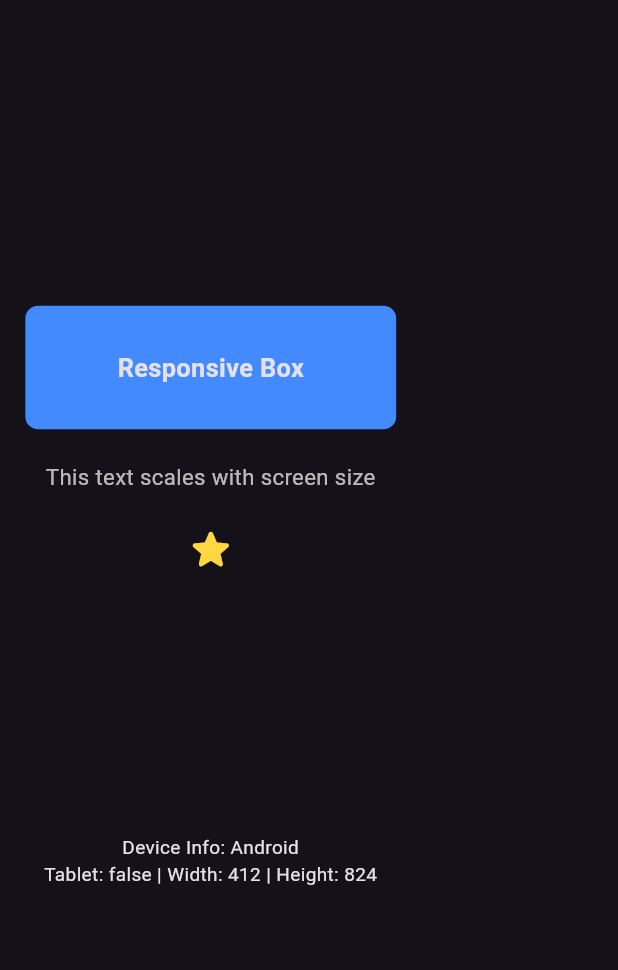
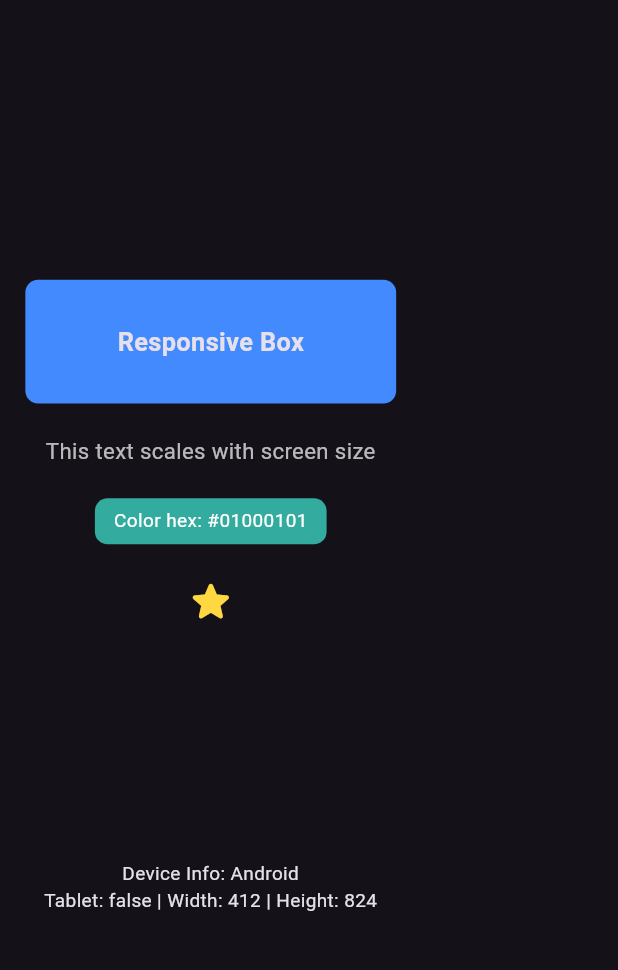
Before and after one commit to RookiePlayers/ruki_utils, a Flutter app: the screen it shows after launch, on a phone screen of 412 x 824 dp, the part 63-1033 px from its top. Run offline on Flutter 3.47's test engine with Material 3 defaults, Android fonts, the phone set to English and light mode, and no system bars.

Commit message:
feat: Added Color utils configurations

```diff
--- a/example/lib/main.dart
+++ b/example/lib/main.dart
@@ -35,6 +35,7 @@ class ExampleHomePage extends StatelessWidget {
   Widget build(BuildContext context) {
     // Safe-area info
     final safePadding = ScreenUtils.instance.viewPaddingOf(context);
+    final sampleColor = Colors.teal.withTint(0.2);
 
     return Scaffold(
       appBar: AppBar(
@@ -74,6 +75,22 @@ class ExampleHomePage extends StatelessWidget {
               ),
             ),
             SizedBox(height: 20.responsive),
+            Container(
+              padding: const EdgeInsets.symmetric(horizontal: 12, vertical: 6)
+                  .responsive,
+              decoration: BoxDecoration(
+                color: sampleColor,
+                borderRadius: BorderRadius.circular(8.responsive),
+              ),
+              child: Text(
+                'Color hex: ${sampleColor.toHex()}',
+                style: TextStyle(
+                  color: sampleColor.contrastText,
+                  fontSize: 12.responsiveFont,
+                ),
+              ),
+            ),
+            SizedBox(height: 20.responsive),
             Icon(
               Icons.star_rounded,
               size: 32.responsiveIcon,
--- a/lib/ruki_utils.dart
+++ b/lib/ruki_utils.dart
@@ -1,3 +1,5 @@
 library;
 
 export 'src/screen_utils.dart';
+export 'src/color_utils.dart';
+export 'src/color_extensions.dart';
--- /dev/null
+++ b/lib/src/color_extensions.dart
@@ -0,0 +1,22 @@
+import 'package:flutter/material.dart';
+import 'package:ruki_utils/src/color_utils.dart';
+
+
+extension ColorExtention on Color {
+  Color withShade(double factor) => ColorMisc.withShade(this, factor);
+
+  Color withTint(double factor) => ColorMisc.withTint(this, factor);
+
+  Color get contrastText => ColorMisc.contrastText(this);
+
+  static Color fromHex(String hexString) => ColorMisc.fromHex(hexString);
+
+  String toHex({bool leadingHashSign = true}) =>
+      '${leadingHashSign ? '#' : ''}'
+      '${a.round().toRadixString(16).padLeft(2, '0')}'
+      '${r.round().toRadixString(16).padLeft(2, '0')}'
+      '${g.round().toRadixString(16).padLeft(2, '0')}'
+      '${b.round().toRadixString(16).padLeft(2, '0')}';
+
+  Color withOpacity(double opacity) => withAlpha((255.0 * opacity).round());
+}
--- /dev/null
+++ b/lib/src/color_utils.dart
@@ -0,0 +1,52 @@
+
+// ignore_for_file: deprecated_member_use
+
+import 'package:flutter/material.dart';
+
+class ColorMisc {
+  ///This class Applies values to colors and return either a darker shade or lighter tone of the same color
+
+  ///shade_factor < 1.0
+  static Color withShade(Color color, num shadeFactor) {
+    final r = ((color.r * 255)) * (1 - shadeFactor);
+    final g = ((color.g * 255)) * (1 - shadeFactor);
+    final b = ((color.b * 255)) * (1 - shadeFactor);
+    return Color.fromRGBO(r.toInt(), g.toInt(), b.toInt(), color.a);
+  }
+
+  ///tint_factor < 1.0
+  static Color withTint(Color color, num tintFactor) {
+    final r = ((color.r * 255) + (255 - (color.r * 255)) * tintFactor);
+    final g = ((color.g * 255) + (255 - (color.g * 255)) * tintFactor);
+    final b = ((color.b * 255) + (255 - (color.b * 255)) * tintFactor);
+    return Color.fromRGBO(r.toInt(), g.toInt(), b.toInt(), color.a);
+  }
+
+  static Color contrastText(Color bgColor) {
+    return bgColor.computeLuminance() > 0.4 ? Colors.black : Colors.white;
+  }
+
+  static Color nameToColor(String name) {
+    if (name.length <= 1) name += "aa";
+    assert(name.length > 1);
+    final int hash = name.hashCode & 0xffff;
+    final double hue = (360.0 * hash / (1 << 15)) % 360.0;
+    return HSVColor.fromAHSV(1.0, hue, 0.4, 0.90).toColor();
+  }
+
+  /// String is in the format "aabbcc" or "ffaabbcc" with an optional leading "#".
+  static Color fromHex(String hexString) {
+    if (hexString.length < 6) return Colors.white;
+    final buffer = StringBuffer();
+    if (hexString.length == 6 || hexString.length == 7) buffer.write('ff');
+    buffer.write(hexString.replaceFirst('#', ''));
+    return Color(int.parse(buffer.toString(), radix: 16));
+  }
+
+  static String toHex(Color color, {bool leadingHashSign = true}) {
+    final hex = color.value.toRadixString(16).padLeft(8, '0');
+    return (leadingHashSign ? '#' : '') + hex.substring(2);
+  }
+
+  /// Prefixes a hash sign if [leadingHashSign] is set to `true` (default is `true`).
+}
```
Also changed, not shown: 3 other files.
